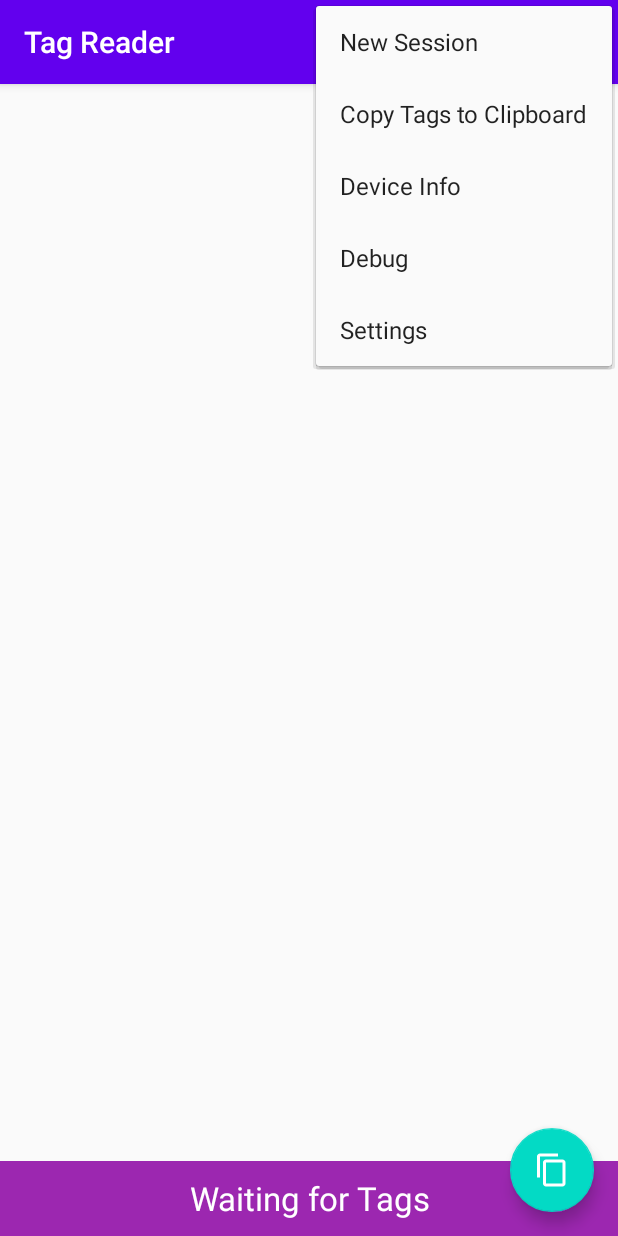
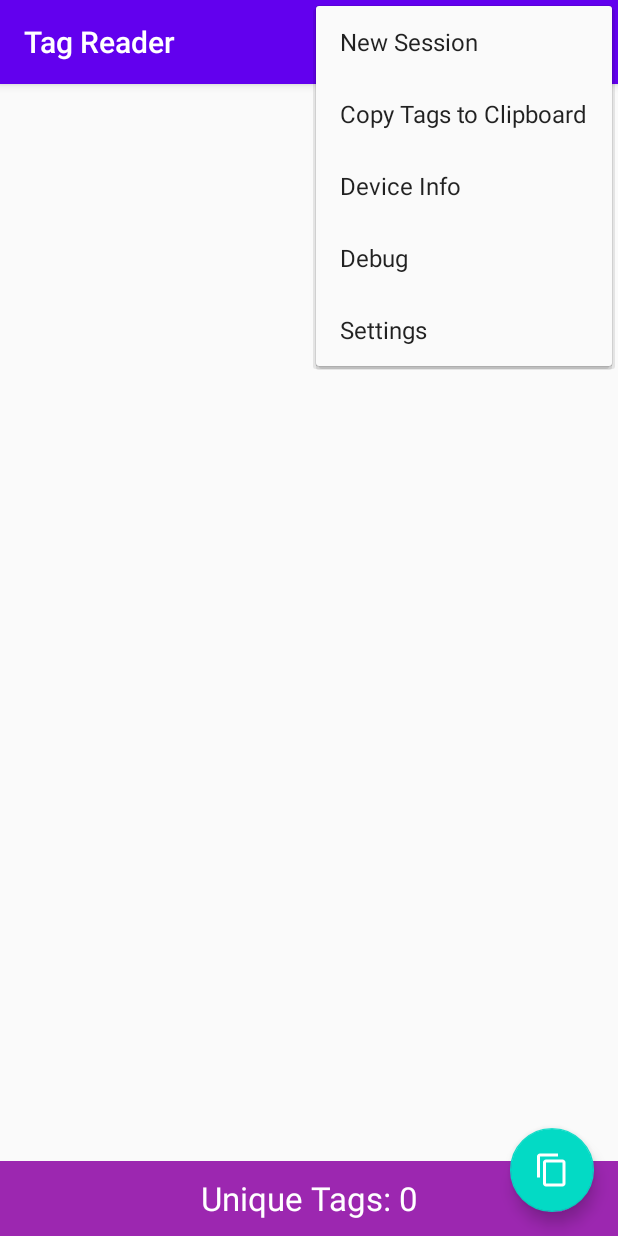
Before and after one commit to kartaphilos/TagReader, an Android app: the screen it shows after launch (MainActivity), with the options menu open, on a phone screen of 412 x 824 dp. Run offline under Robolectric (Android 15) with nearby library versions, the phone set to English and light mode, and no system bars; our stand-ins replace Room's generated code, RxJava; libraries missing offline, so code that uses them is left out: com.jakewharton.rx, com.tbruyelle.rxpermissions2; 8 statements that could not run were skipped.

Commit message:
Total Tags Scanned working with LiveData from DB!

```diff
--- a/app/src/main/java/com/plingtech/tagreader/ScannedTagDao.java
+++ b/app/src/main/java/com/plingtech/tagreader/ScannedTagDao.java
@@ -23,6 +23,9 @@ public interface ScannedTagDao {
     @Query("SELECT * FROM tags_table ORDER BY timestamp ASC")
     LiveData<List<ScannedTag>> getAllTags();
 
+    @Query("SELECT COUNT(DISTINCT rfid) FROM tags_table;")
+    LiveData<Integer> getTagCount();
+
     @Query("SELECT rfid FROM tags_table GROUP BY rfid")
     List<String> getAllRfid();  //For clipboard copy
 }
--- a/app/src/main/java/com/plingtech/tagreader/TagViewModel.java
+++ b/app/src/main/java/com/plingtech/tagreader/TagViewModel.java
@@ -15,14 +15,18 @@ public class TagViewModel extends AndroidViewModel {
     private static final String TAG = "TagsViewModel";
     private TagsRepository mRepository;
     private LiveData<List<ScannedTag>> mAllTags;
+    private LiveData<Integer> mTagCount;
 
     public TagViewModel (Application application) {
         super(application);
         mRepository = new TagsRepository(application);
         mAllTags = mRepository.getAllTags();
+        mTagCount = mRepository.getTagCount();
     }
 
     LiveData<List<ScannedTag>> getAllTags() { return mAllTags; }
+
+    LiveData<Integer> getTagCount() { return mTagCount; }
 
     List<String> getAllRfid() throws ExecutionException, InterruptedException { return mRepository.getAllRfid(); }
 
--- a/app/src/main/java/com/plingtech/tagreader/TagsListFragment.java
+++ b/app/src/main/java/com/plingtech/tagreader/TagsListFragment.java
@@ -99,16 +99,20 @@ public class TagsListFragment extends Fragment {
         //input.add(notags);
 
 
-        Log.d(TAG, "setting adaptor");
+        Log.d(TAG, "setting recycler adaptor");
         //adapter = new ScannedTagsAdapter(input);
         adapter = new ScannedTagsAdapter(getContext());
         recyclerView.setAdapter(adapter);
-        totalCountView = binding.totalCount;
-        totalCountView.setText(getString(R.string.no_tags_msg));
-
         mTagViewModel = new ViewModelProvider(this).get(TagViewModel.class);
         mTagViewModel.getAllTags().observe(getViewLifecycleOwner(), tags -> {
             adapter.setTags(tags);
+        });
+
+        Log.d(TAG, "setting totalCountView");
+        totalCountView = binding.totalCount;
+        totalCountView.setText(getString(R.string.no_tags_msg));
+        mTagViewModel.getTagCount().observe(getViewLifecycleOwner(), count -> {
+            totalCountView.setText("Unique Tags: "+count.toString());
         });
 
         //Log.d(TAG, "Start BLE scan & connect");
--- a/app/src/main/java/com/plingtech/tagreader/TagsRepository.java
+++ b/app/src/main/java/com/plingtech/tagreader/TagsRepository.java
@@ -12,16 +12,20 @@ public class TagsRepository {
 
     private ScannedTagDao mTagDao;
     private LiveData<List<ScannedTag>> mAllTags;
+    private LiveData<Integer> mTagCount;
 
     TagsRepository(Application application) {
         TagsDatabase db = TagsDatabase.getDatabase(application);
         mTagDao = db.scannedTagDao();
         mAllTags = mTagDao.getAllTags();
+        mTagCount = mTagDao.getTagCount();
     }
 
     LiveData<List<ScannedTag>> getAllTags() {
         return mAllTags;
     }
+
+    LiveData<Integer> getTagCount() { return mTagCount; }
 
     void insert(ScannedTag tag) {
         TagsDatabase.databaseExecutor.execute(() -> {
```
